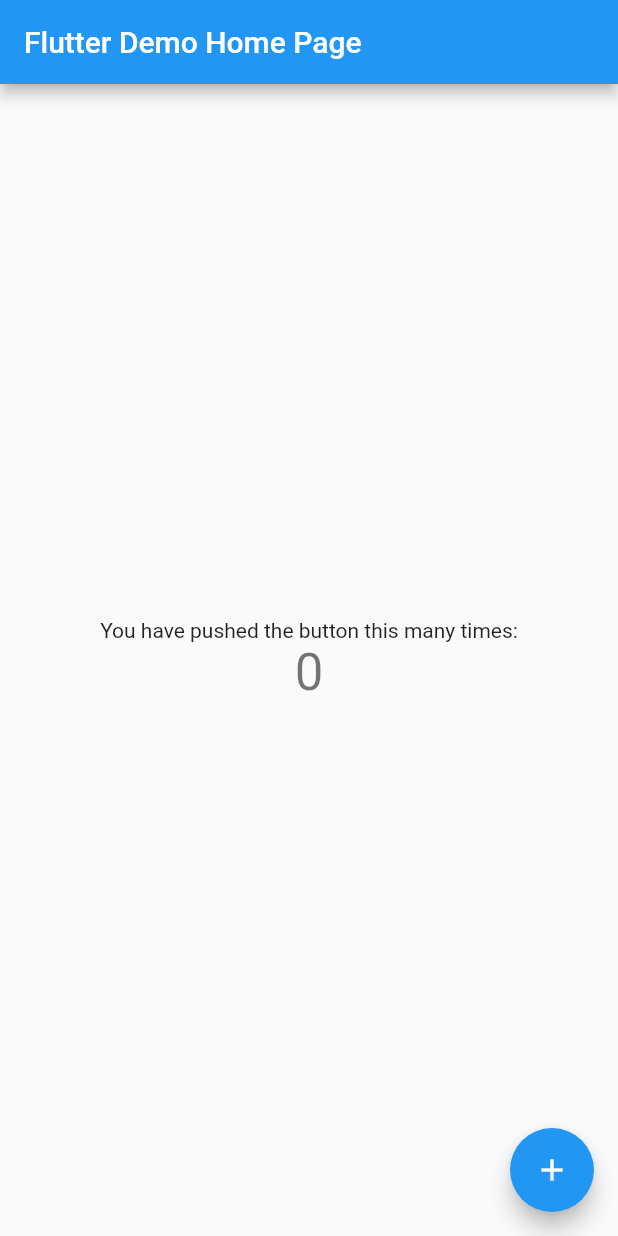
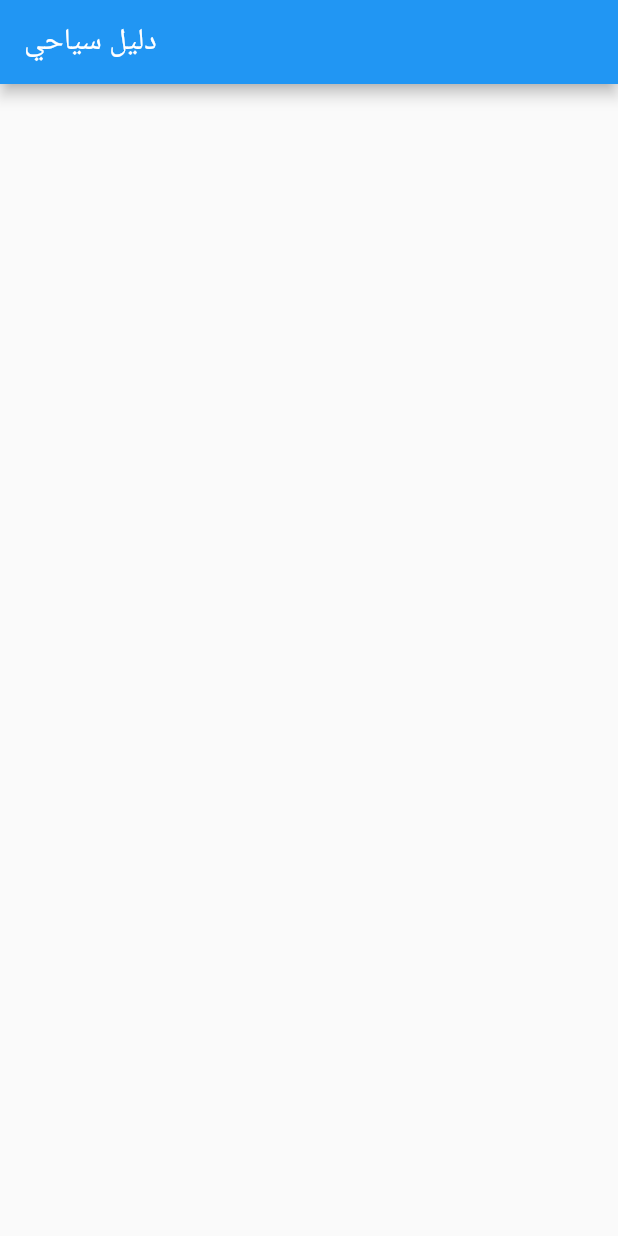
Before and after one commit to ammarlouah/traveling-app, a Flutter app: the screen it shows after launch, on a phone screen of 412 x 824 dp. Run offline on Flutter 3.47's test engine with Material 2 defaults, Android fonts, the phone set to English and light mode, and no system bars.

Commit message:
First step on Categories screen we create folders and files.dart and put some constants

```diff
--- a/lib/main.dart
+++ b/lib/main.dart
@@ -1,4 +1,5 @@
 import 'package:flutter/material.dart';
+import 'package:traveling_app/screens/categories_screen.dart';
 
 void main() {
   runApp(const MyApp());
@@ -7,109 +8,14 @@ void main() {
 class MyApp extends StatelessWidget {
   const MyApp({Key? key}) : super(key: key);
 
-  // This widget is the root of your application.
   @override
   Widget build(BuildContext context) {
     return MaterialApp(
-      title: 'Flutter Demo',
+      title: 'Traveling app',
       theme: ThemeData(
-        // This is the theme of your application.
-        //
-        // Try running your application with "flutter run". You'll see the
-        // application has a blue toolbar. Then, without quitting the app, try
-        // changing the primarySwatch below to Colors.green and then invoke
-        // "hot reload" (press "r" in the console where you ran "flutter run",
-        // or simply save your changes to "hot reload" in a Flutter IDE).
-        // Notice that the counter didn't reset back to zero; the application
-        // is not restarted.
         primarySwatch: Colors.blue,
       ),
-      home: const MyHomePage(title: 'Flutter Demo Home Page'),
+      home: CategoriesScreen(),
     );
   }
 }
-
-class MyHomePage extends StatefulWidget {
-  const MyHomePage({Key? key, required this.title}) : super(key: key);
-
-  // This widget is the home page of your application. It is stateful, meaning
-  // that it has a State object (defined below) that contains fields that affect
-  // how it looks.
-
-  // This class is the configuration for the state. It holds the values (in this
-  // case the title) provided by the parent (in this case the App widget) and
-  // used by the build method of the State. Fields in a Widget subclass are
-  // always marked "final".
-
-  final String title;
-
-  @override
-  State<MyHomePage> createState() => _MyHomePageState();
-}
-
-class _MyHomePageState extends State<MyHomePage> {
-  int _counter = 0;
-
-  void _incrementCounter() {
-    setState(() {
-      // This call to setState tells the Flutter framework that something has
-      // changed in this State, which causes it to rerun the build method below
-      // so that the display can reflect the updated values. If we changed
-      // _counter without calling setState(), then the build method would not be
-      // called again, and so nothing would appear to happen.
-      _counter++;
-    });
-  }
-
-  @override
-  Widget build(BuildContext context) {
-    // This method is rerun every time setState is called, for instance as done
-    // by the _incrementCounter method above.
-    //
-    // The Flutter framework has been optimized to make rerunning build methods
-    // fast, so that you can just rebuild anything that needs updating rather
-    // than having to individually change instances of widgets.
-    return Scaffold(
-      appBar: AppBar(
-        // Here we take the value from the MyHomePage object that was created by
-        // the App.build method, and use it to set our appbar title.
-        title: Text(widget.title),
-      ),
-      body: Center(
-        // Center is a layout widget. It takes a single child and positions it
-        // in the middle of the parent.
-        child: Column(
-          // Column is also a layout widget. It takes a list of children and
-          // arranges them vertically. By default, it sizes itself to fit its
-          // children horizontally, and tries to be as tall as its parent.
-          //
-          // Invoke "debug painting" (press "p" in the console, choose the
-          // "Toggle Debug Paint" action from the Flutter Inspector in Android
-          // Studio, or the "Toggle Debug Paint" command in Visual Studio Code)
-          // to see the wireframe for each widget.
-          //
-          // Column has various properties to control how it sizes itself and
-          // how it positions its children. Here we use mainAxisAlignment to
-          // center the children vertically; the main axis here is the vertical
-          // axis because Columns are vertical (the cross axis would be
-          // horizontal).
-          mainAxisAlignment: MainAxisAlignment.center,
-          children: <Widget>[
-            const Text(
-              'You have pushed the button this many times:',
-            ),
-            Text(
-              '$_counter',
-              style: Theme.of(context).textTheme.headline4,
-            ),
-          ],
-        ),
-      ),
-      floatingActionButton: FloatingActionButton(
-        onPressed: _incrementCounter,
-        tooltip: 'Increment',
-        child: const Icon(Icons.add),
-      ), // This trailing comma makes auto-formatting nicer for build methods.
-    );
-  }
-}
--- /dev/null
+++ b/lib/screens/categories_screen.dart
@@ -0,0 +1,25 @@
+import 'package:flutter/material.dart';
+
+class CategoriesScreen extends StatelessWidget {
+  //const CategoriesScreen({ Key? key }) : super(key: key);
+
+  @override
+  Widget build(BuildContext context) {
+    return Scaffold(
+      appBar: AppBar(
+        title: Text('دليل سياحي'),
+      ),
+      body: GridView(
+        gridDelegate: SliverGridDelegateWithMaxCrossAxisExtent(
+          maxCrossAxisExtent: 200,
+          childAspectRatio: 7 / 8,
+          mainAxisSpacing: 10,
+          crossAxisSpacing: 10,
+        ),
+        children: [
+
+        ],
+      ),
+    );
+  }
+}
```
Also changed, not shown: lib/app_data.dart (added, +41 -0 lines), lib/models/categorie.dart (added, +10 -0 lines).
